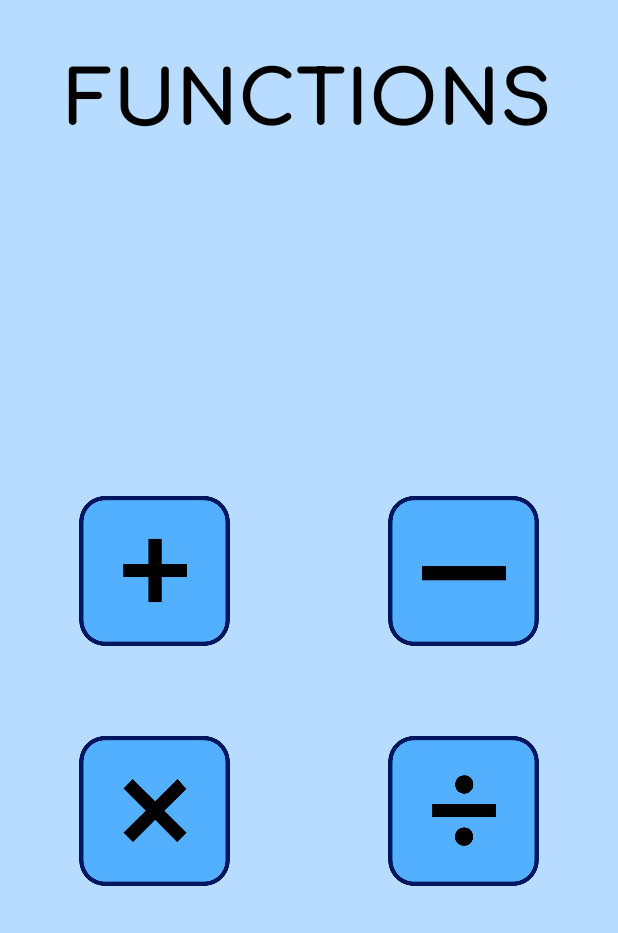
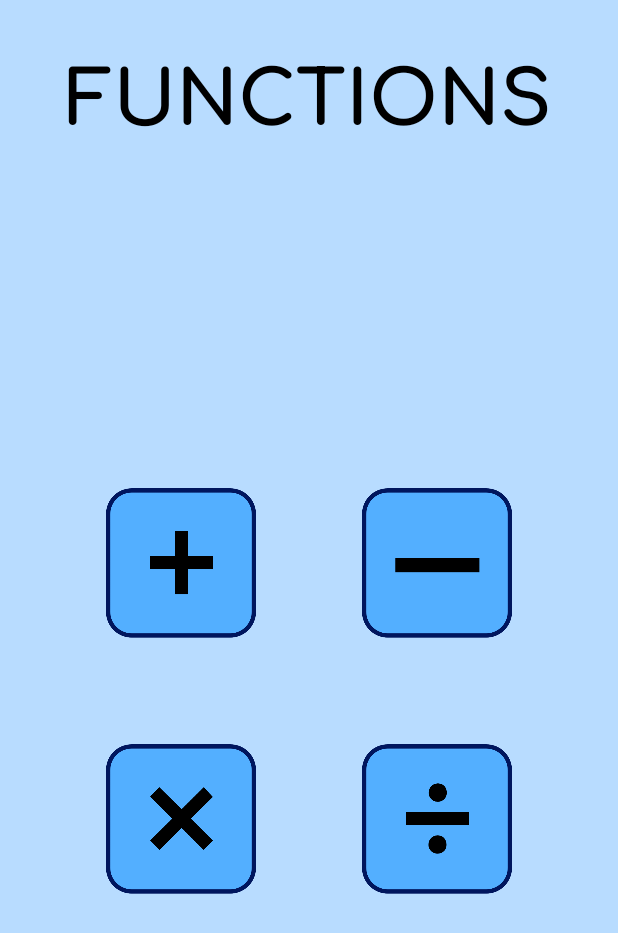
Before and after one commit to ElianFabian/di-android-efficient-neuron, an Android app: the FunctionsFragment screen opened directly, with no data from a screen before it, on a phone screen of 412 x 824 dp. Shown: the top 933 px of the screen. Run offline under Robolectric (Android 15) with nearby library versions, the phone set to English and light mode, and no system bars.

Commit message:
TableLayout changed to GridLayout

```diff
--- a/app/src/main/res/layout/fragment_functions.xml
+++ b/app/src/main/res/layout/fragment_functions.xml
@@ -15,8 +15,8 @@
             style="@style/Title"
             android:text="@string/frgFunctions__tvFunctionsTitle_text"
             android:layout_gravity="center"
+            android:layout_marginTop="@dimen/actSignup__tvTitle_layout_marginTop"
 
-            android:layout_marginTop="@dimen/actSignup__tvTitle_layout_marginTop"
             app:layout_constraintBottom_toBottomOf="parent"
             app:layout_constraintEnd_toEndOf="parent"
             app:layout_constraintHorizontal_bias="0.5"
@@ -24,17 +24,19 @@
             app:layout_constraintTop_toTopOf="parent" />
     <!--endregion-->
 
-    <TableLayout
+    <LinearLayout
             android:layout_width="match_parent"
             android:layout_height="match_parent"
-            android:gravity="center"
-            tools:context=".ui.functions.FunctionsFragment">
+            android:gravity="center">
 
-        <!--region Sum and Subtraction-->
-        <TableRow
-                android:id="@+id/tableRow"
+        <GridLayout
                 android:layout_width="wrap_content"
-                android:layout_height="wrap_content">
+                android:layout_height="wrap_content"
+                android:layout_gravity="center"
+                android:columnCount="2"
+                android:rowCount="2"
+                tools:context=".ui.functions.FunctionsFragment">
+
 
             <!--region Sum-->
             <ImageButton
@@ -54,14 +56,6 @@
                     tools:ignore="SpeakableTextPresentCheck" />
             <!--endregion-->
 
-        </TableRow>
-        <!--endregion-->
-
-        <!--region Multiplication y Division-->
-        <TableRow
-                android:layout_width="match_parent"
-                android:layout_height="match_parent">
-
             <!--region Multiplication-->
             <ImageButton
                     android:id="@+id/ibMultiplication"
@@ -80,8 +74,7 @@
                     tools:ignore="SpeakableTextPresentCheck" />
             <!--endregion-->
 
-        </TableRow>
-        <!--endregion-->
+        </GridLayout>
+    </LinearLayout>
 
-    </TableLayout>
 </LinearLayout>
--- a/app/src/main/res/values/styles.xml
+++ b/app/src/main/res/values/styles.xml
@@ -30,19 +30,18 @@
     </style>
 
     <style name="ibFunctions">
-        <item name="android:layout_width">wrap_content</item>
-        <item name="android:layout_margin">30dp</item>
-        <item name="android:layout_weight">0.5</item>
+        <item name="android:layout_width">100dp</item>
+        <item name="android:layout_height">100dp</item>
+        <item name="android:layout_margin">35dp</item>
         <item name="android:background">@color/transparent</item>
         <item name="android:scaleType">fitCenter</item>
-        <item name="android:layout_height">100dp</item>
     </style>
 
     <style name="ibNumericButtons">
         <item name="android:layout_height">85dp</item>
         <item name="android:layout_width">100dp</item>
         <item name="android:layout_weight">1</item>
-        <item name="android:layout_margin">3dp</item>
+        <item name="android:layout_margin">20dp</item>
         <item name="android:background">@color/transparent</item>
         <item name="android:scaleType">fitCenter</item>
     </style>
```
